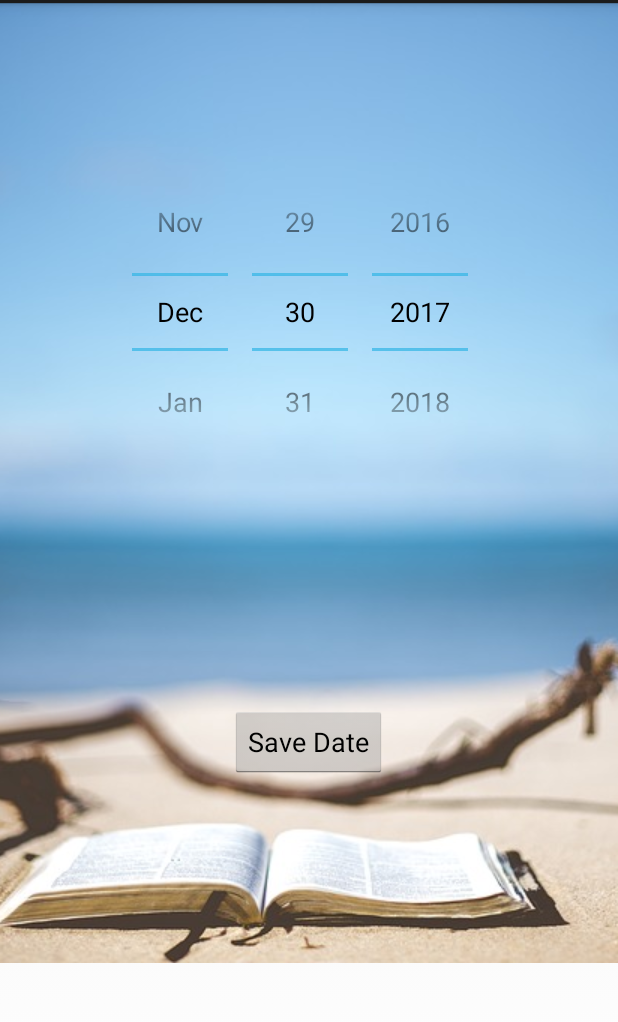
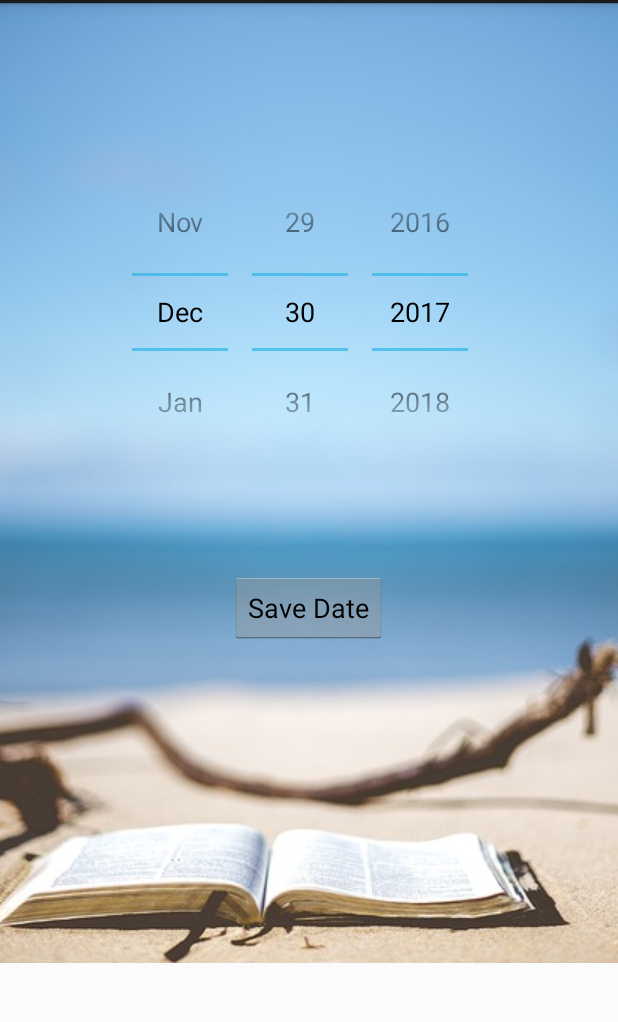
Before and after one commit to AndrewBordin/1-Way-Travel, an Android app: the CalendarActivity screen opened directly, with no data from a screen before it, on a phone screen of 412 x 824 dp, the part 69-1091 px from its top. Run offline under Robolectric (Android 15) with nearby library versions, the phone set to English and light mode, and no system bars.

Commit message:
Color changes

```diff
--- a/app/src/main/res/layout/activity_calendar.xml
+++ b/app/src/main/res/layout/activity_calendar.xml
@@ -19,7 +19,7 @@
         android:id="@+id/btnSaveDate"
         android:layout_width="wrap_content"
         android:layout_height="wrap_content"
-        android:layout_marginBottom="248dp"
+        android:layout_marginBottom="112dp"
         android:layout_marginEnd="8dp"
         android:layout_marginStart="8dp"
         android:layout_marginTop="8dp"
@@ -28,8 +28,8 @@
         app:layout_constraintEnd_toEndOf="parent"
         app:layout_constraintHorizontal_bias="0.498"
         app:layout_constraintStart_toStartOf="parent"
-        app:layout_constraintTop_toTopOf="@+id/datePicker"
-        app:layout_constraintVertical_bias="0.969" />
+        app:layout_constraintTop_toBottomOf="@+id/datePicker"
+        app:layout_constraintVertical_bias="0.0" />
 
     <DatePicker
         android:id="@+id/datePicker"
--- a/app/src/main/res/layout/activity_destination.xml
+++ b/app/src/main/res/layout/activity_destination.xml
@@ -4,7 +4,7 @@
     xmlns:tools="http://schemas.android.com/tools"
     android:layout_width="match_parent"
     android:layout_height="match_parent"
-    android:background="#81C784"
+    android:background="#E1F5FE"
     tools:context="com.example.andrew.project_bordin_costa.DestinationActivity">
 
     <Button
--- a/app/src/main/res/layout/activity_main.xml
+++ b/app/src/main/res/layout/activity_main.xml
@@ -4,7 +4,7 @@
     xmlns:tools="http://schemas.android.com/tools"
     android:layout_width="match_parent"
     android:layout_height="match_parent"
-    android:background="#81C784"
+    android:background="#E1F5FE"
     tools:context="com.example.andrew.project_bordin_costa.MainActivity">
 
     <Button
@@ -95,7 +95,7 @@
         android:id="@+id/constraintLayout"
         android:layout_width="match_parent"
         android:layout_height="98dp"
-        android:background="#C8E6C9"
+        android:background="#81D4FA"
         app:layout_constraintEnd_toEndOf="parent"
         app:layout_constraintStart_toStartOf="parent"
         app:layout_constraintTop_toTopOf="parent">
```
